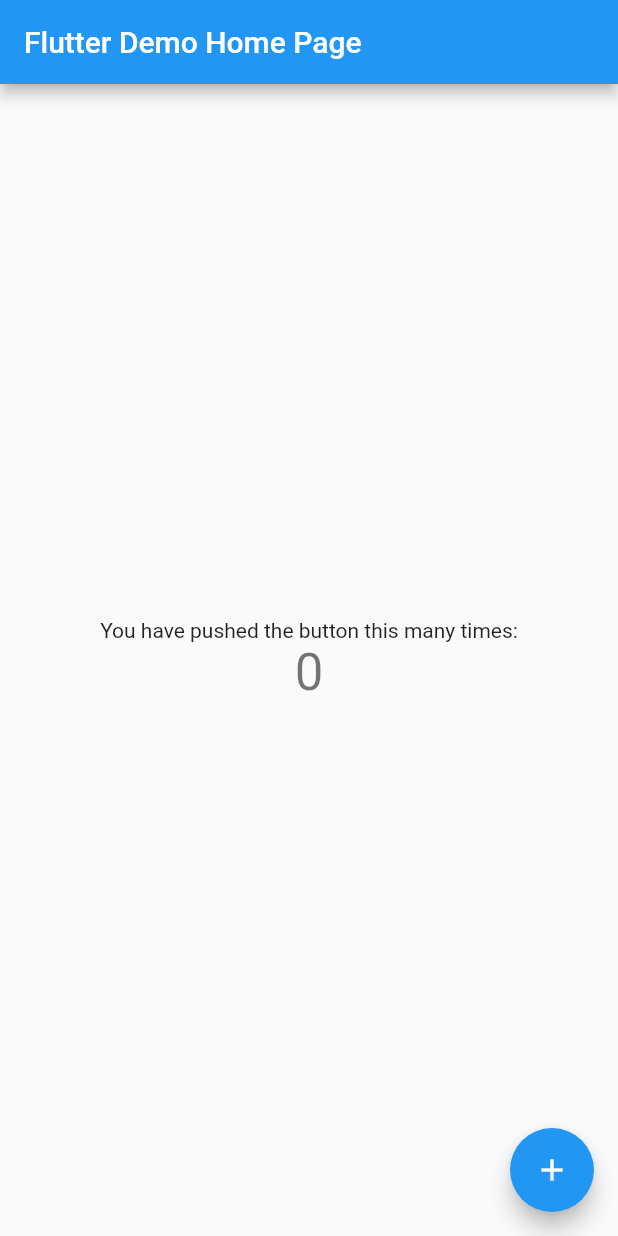
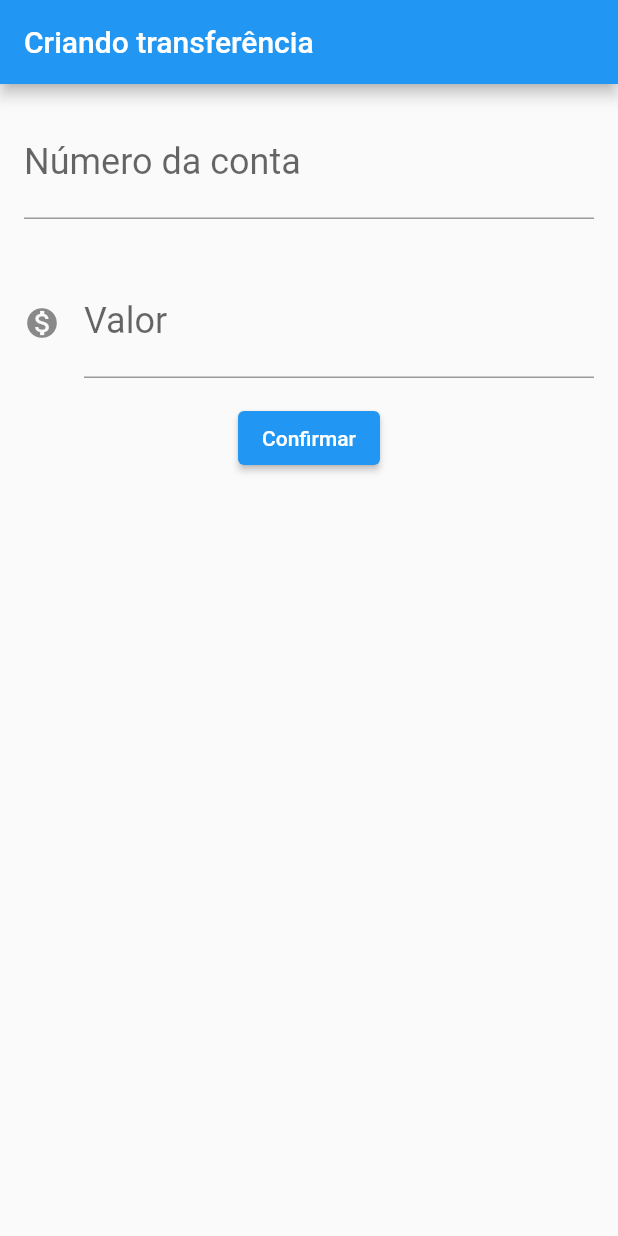
Before and after one commit to cleitonputtlitz/bytebank, a Flutter app: the screen it shows after launch, on a phone screen of 412 x 824 dp. Run offline on Flutter 3.47's test engine with Material 2 defaults, Android fonts, the phone set to English and light mode, and no system bars.

Commit message:
Implementado widget para listar as transferências realizadas. Implementado widget para cadastrar uma nova transferência.

```diff
--- a/lib/main.dart
+++ b/lib/main.dart
@@ -1,113 +1,110 @@
 import 'package:flutter/material.dart';
 
 void main() {
-  runApp(MyApp());
+  runApp(BytebankApp());
 }
 
-class MyApp extends StatelessWidget {
-  // This widget is the root of your application.
+class BytebankApp extends StatelessWidget {
+  const BytebankApp({Key? key}) : super(key: key);
+
   @override
   Widget build(BuildContext context) {
     return MaterialApp(
-      title: 'Flutter Demo',
-      theme: ThemeData(
-        // This is the theme of your application.
-        //
-        // Try running your application with "flutter run". You'll see the
-        // application has a blue toolbar. Then, without quitting the app, try
-        // changing the primarySwatch below to Colors.green and then invoke
-        // "hot reload" (press "r" in the console where you ran "flutter run",
-        // or simply save your changes to "hot reload" in a Flutter IDE).
-        // Notice that the counter didn't reset back to zero; the application
-        // is not restarted.
-        primarySwatch: Colors.blue,
+      home: Scaffold(
+        body: FormularioTransferencia(),
+        //ListaTransferencias(),
       ),
-      home: MyHomePage(title: 'Flutter Demo Home Page'),
     );
   }
 }
 
-class MyHomePage extends StatefulWidget {
-  MyHomePage({Key? key, required this.title}) : super(key: key);
-
-  // This widget is the home page of your application. It is stateful, meaning
-  // that it has a State object (defined below) that contains fields that affect
-  // how it looks.
-
-  // This class is the configuration for the state. It holds the values (in this
-  // case the title) provided by the parent (in this case the App widget) and
-  // used by the build method of the State. Fields in a Widget subclass are
-  // always marked "final".
-
-  final String title;
-
-  @override
-  _MyHomePageState createState() => _MyHomePageState();
-}
-
-class _MyHomePageState extends State<MyHomePage> {
-  int _counter = 0;
-
-  void _incrementCounter() {
-    setState(() {
-      // This call to setState tells the Flutter framework that something has
-      // changed in this State, which causes it to rerun the build method below
-      // so that the display can reflect the updated values. If we changed
-      // _counter without calling setState(), then the build method would not be
-      // called again, and so nothing would appear to happen.
-      _counter++;
-    });
-  }
+class FormularioTransferencia extends StatelessWidget {
+  const FormularioTransferencia({Key? key}) : super(key: key);
 
   @override
   Widget build(BuildContext context) {
-    // This method is rerun every time setState is called, for instance as done
-    // by the _incrementCounter method above.
-    //
-    // The Flutter framework has been optimized to make rerunning build methods
-    // fast, so that you can just rebuild anything that needs updating rather
-    // than having to individually change instances of widgets.
     return Scaffold(
       appBar: AppBar(
-        // Here we take the value from the MyHomePage object that was created by
-        // the App.build method, and use it to set our appbar title.
-        title: Text(widget.title),
+        title: Text("Criando transferência"),
       ),
-      body: Center(
-        // Center is a layout widget. It takes a single child and positions it
-        // in the middle of the parent.
-        child: Column(
-          // Column is also a layout widget. It takes a list of children and
-          // arranges them vertically. By default, it sizes itself to fit its
-          // children horizontally, and tries to be as tall as its parent.
-          //
-          // Invoke "debug painting" (press "p" in the console, choose the
-          // "Toggle Debug Paint" action from the Flutter Inspector in Android
-          // Studio, or the "Toggle Debug Paint" command in Visual Studio Code)
-          // to see the wireframe for each widget.
-          //
-          // Column has various properties to control how it sizes itself and
-          // how it positions its children. Here we use mainAxisAlignment to
-          // center the children vertically; the main axis here is the vertical
-          // axis because Columns are vertical (the cross axis would be
-          // horizontal).
-          mainAxisAlignment: MainAxisAlignment.center,
-          children: <Widget>[
-            Text(
-              'You have pushed the button this many times:',
+      body: Column(
+        children: [
+          Padding(
+            padding: const EdgeInsets.all(16.0),
+            child: TextField(
+                style: TextStyle(fontSize: 24.0),
+                decoration: InputDecoration(
+                  labelText: 'Número da conta',
+                  hintText: '0000',
+                ),
+              keyboardType: TextInputType.number,
             ),
-            Text(
-              '$_counter',
-              style: Theme.of(context).textTheme.headline4,
+          ),
+          Padding(
+            padding: const EdgeInsets.all(16.0),
+            child: TextField(
+                style: TextStyle(fontSize: 24.0),
+                decoration: InputDecoration(
+                  icon: Icon(Icons.monetization_on),
+              labelText: 'Valor',
+              hintText: '0.00',
             ),
-          ],
-        ),
+            keyboardType: TextInputType.number,
+            ),
+          ),
+          ElevatedButton(onPressed: () {}, child: Text("Confirmar")),
+        ],
       ),
-      floatingActionButton: FloatingActionButton(
-        onPressed: _incrementCounter,
-        tooltip: 'Increment',
-        child: Icon(Icons.add),
-      ), // This trailing comma makes auto-formatting nicer for build methods.
     );
   }
 }
+
+class ListaTransferencias extends StatelessWidget {
+  @override
+  Widget build(BuildContext context) {
+    return Scaffold(
+      appBar: AppBar(
+        title: Text("Transferências"),
+      ),
+      body: Column(
+        children: [
+          ItemTransferencia(Transferencia(100.00, 123456)),
+          ItemTransferencia(Transferencia(200.00, 147852)),
+          ItemTransferencia(Transferencia(300.00, 25896)),
+          ItemTransferencia(Transferencia(400.00, 96321)),
+          ItemTransferencia(Transferencia(500.00, 96321)),
+        ],
+      ),
+      floatingActionButton: FloatingActionButton(
+        child: Icon(Icons.add),
+        onPressed: () {
+          print("clicou no botão");
+        },
+      ),
+    );
+  }
+}
+
+class ItemTransferencia extends StatelessWidget {
+  final Transferencia _transferencia;
+
+  ItemTransferencia(this._transferencia);
+
+  @override
+  Widget build(BuildContext context) {
+    return Card(
+      child: ListTile(
+        leading: Icon(Icons.monetization_on),
+        title: Text(_transferencia.valor.toString()),
+        subtitle: Text(_transferencia.numeroConta.toString()),
+      ),
+    );
+  }
+}
+
+class Transferencia {
+  final double valor;
+  final int numeroConta;
+
+  Transferencia(this.valor, this.numeroConta);
+}
```
